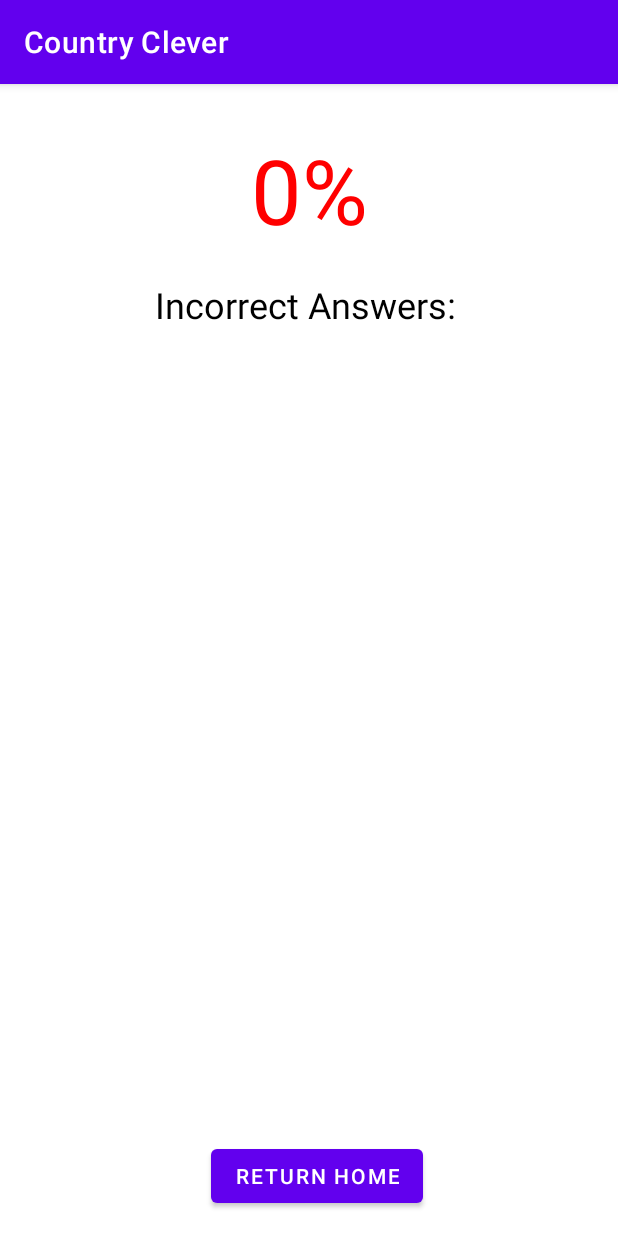
After one commit to Hilbs100/CountryClever, an Android app: the AfricaResults screen opened directly, with no data from a screen before it, on a phone screen of 412 x 824 dp. The commit adds this screen. Run offline under Robolectric (Android 15) with nearby library versions, the phone set to English and light mode, and no system bars; libraries missing offline, so code that uses them is left out: com.muddzdev.styleabletoastlibrary.

Commit message:
Results page finished and messing with Toast (Will finish later)

```diff
--- a/app/src/main/AndroidManifest.xml
+++ b/app/src/main/AndroidManifest.xml
@@ -19,6 +19,7 @@
         <activity android:name=".NA_Map"/>
         <activity android:name=".Asia_Map"/>
         <activity android:name=".asiaresults"/>
+        <activity android:name=".AfricaResults"/>
         <activity
             android:name=".MainActivity"
             android:label="@string/app_name"
--- /dev/null
+++ b/app/src/main/java/com/example/countryapp/AfricaResults.java
@@ -0,0 +1,38 @@
+package com.example.countryapp;
+
+import android.content.Intent;
+import android.graphics.Color;
+import android.os.Bundle;
+import android.view.View;
+import android.widget.TextView;
+
+import androidx.appcompat.app.AppCompatActivity;
+
+public class AfricaResults extends AppCompatActivity {
+
+        GeographyGame africa = GeographyGame.getMap(2);
+
+        protected void onCreate(Bundle savedInstanceState) {
+            super.onCreate(savedInstanceState);
+            setContentView(R.layout.geo_game_results);
+            TextView results = (TextView) findViewById(R.id.geoGameScore);
+            results.setText("" + africa.returnFormattedScore() + "%");
+            if (africa .returnScore() >= 85.0)
+                results.setTextColor(Color.GREEN);
+            else if(africa.returnScore() <= 30.0) {
+                results.setTextColor(Color.RED);
+            }
+            else
+                results.setTextColor(Color.YELLOW);
+
+            TextView answers = (TextView) findViewById(R.id.incAnswers);
+            answers.setText(WrongAnswers.getAnswers());
+
+        }
+
+        public void returnHome(View v) {
+            Intent intent = new Intent(this, MainActivity.class);
+            startActivity(intent);
+        }
+
+    }
--- a/app/src/main/java/com/example/countryapp/Africa_Map.java
+++ b/app/src/main/java/com/example/countryapp/Africa_Map.java
@@ -33,6 +33,10 @@ public class Africa_Map extends AppCompatActivity {
     public void africaBack(View v) {
         africa.reset();
         Intent intent = new Intent(this, world_Map.class);
+        startActivity(intent);
+    }
+    public void goToAfricaResults(View v) {
+        Intent intent = new Intent(this, AfricaResults.class);
         startActivity(intent);
     }
 
--- a/app/src/main/java/com/example/countryapp/SAresults.java
+++ b/app/src/main/java/com/example/countryapp/SAresults.java
@@ -14,8 +14,8 @@ public class SAresults extends AppCompatActivity {
 
     protected void onCreate(Bundle savedInstanceState) {
         super.onCreate(savedInstanceState);
-        setContentView(R.layout.sa_results);
-        TextView results = (TextView) findViewById(R.id.saScore);
+        setContentView(R.layout.geo_game_results);
+        TextView results = (TextView) findViewById(R.id.geoGameScore);
         results.setText("" + southAmerica.returnFormattedScore() + "%");
         if (southAmerica.returnScore() >= 85.0)
             results.setTextColor(Color.GREEN);
--- a/app/src/main/res/layout/africa.xml
+++ b/app/src/main/res/layout/africa.xml
@@ -26,6 +26,7 @@
         android:layout_marginStart="304dp"
         android:layout_marginLeft="304dp"
         android:layout_marginBottom="24dp"
+        android:onClick="goToAfricaResults"
         android:text="Finish"
         app:layout_constraintBottom_toBottomOf="parent"
         app:layout_constraintStart_toStartOf="parent" />
@@ -47,6 +48,7 @@
         app:layout_constraintHorizontal_bias="0.323"
         app:layout_constraintStart_toStartOf="parent"
         app:layout_constraintTop_toTopOf="parent"
+        app:layout_constraintVertical_bias="0.491"
         app:srcCompat="@drawable/doop"
         tools:visibility="visible" />
 
--- a/app/src/main/res/layout/sa_results.xml
+++ b/app/src/main/res/layout/geo_game_results.xml
@@ -23,7 +23,7 @@
         tools:ignore="onClick" />
 
     <TextView
-        android:id="@+id/saScore"
+        android:id="@+id/geoGameScore"
         android:layout_width="wrap_content"
         android:layout_height="wrap_content"
         android:layout_marginTop="30dp"
@@ -46,7 +46,7 @@
         app:layout_constraintEnd_toEndOf="parent"
         app:layout_constraintHorizontal_bias="1.0"
         app:layout_constraintStart_toStartOf="parent"
-        app:layout_constraintTop_toBottomOf="@+id/saScore">
+        app:layout_constraintTop_toBottomOf="@+id/geoGameScore">
 
         <LinearLayout
             android:layout_width="match_parent"
```
Also changed, not shown: app/src/main/java/com/example/countryapp/GeographyGame.java (+21 -6 lines).
